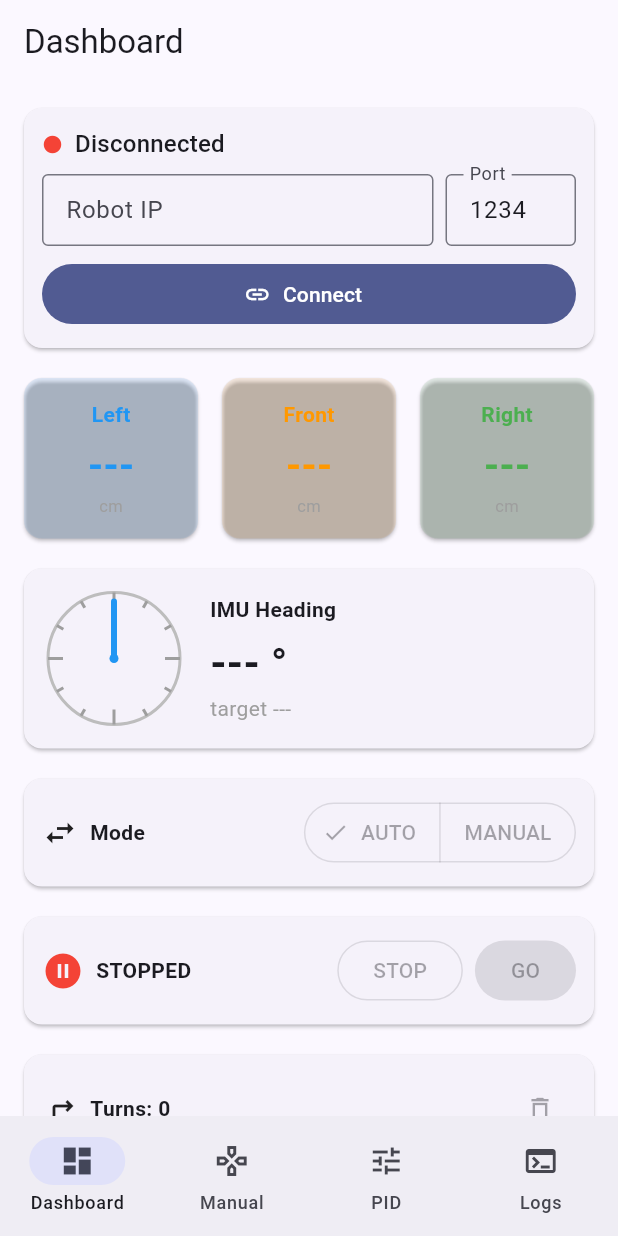
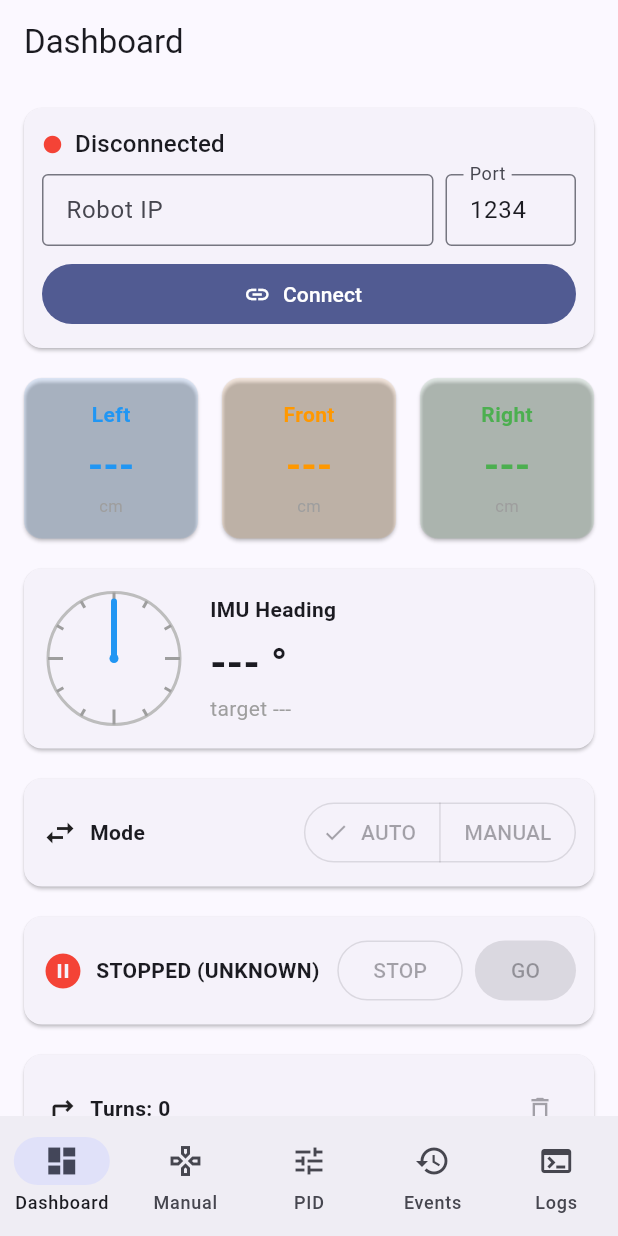
Before and after one commit to youssefnoser/wall-follower, a Flutter app: the screen it shows after launch, on a phone screen of 412 x 824 dp. Run offline on Flutter 3.47's test engine with Material 3 defaults, Android fonts, the phone set to English and light mode, and no system bars; our stand-ins replace shared_preferences.

Commit message:
refactor: improve wall-following derivative stability and unify FSM state transitions with logging and remote reporting

```diff
--- a/app/robot_remote/lib/main.dart
+++ b/app/robot_remote/lib/main.dart
@@ -2,6 +2,7 @@ import 'package:flutter/material.dart';
 import 'package:provider/provider.dart';
 
 import 'screens/dashboard_screen.dart';
+import 'screens/fsm_screen.dart';
 import 'screens/logs_screen.dart';
 import 'screens/manual_screen.dart';
 import 'screens/pid_screen.dart';
@@ -40,11 +41,12 @@ class _Shell extends StatefulWidget {
 class _ShellState extends State<_Shell> {
   int _idx = 0;
 
-  static const _titles = ['Dashboard', 'Manual', 'PID', 'Logs'];
+  static const _titles = ['Dashboard', 'Manual', 'PID', 'Events', 'Logs'];
   static const _pages = [
     DashboardScreen(),
     ManualScreen(),
     PidScreen(),
+    FsmScreen(),
     LogsScreen(),
   ];
 
@@ -70,6 +72,10 @@ class _ShellState extends State<_Shell> {
               selectedIcon: Icon(Icons.tune),
               label: 'PID'),
           NavigationDestination(
+              icon: Icon(Icons.history_outlined),
+              selectedIcon: Icon(Icons.history),
+              label: 'Events'),
+          NavigationDestination(
               icon: Icon(Icons.terminal_outlined),
               selectedIcon: Icon(Icons.terminal),
               label: 'Logs'),
--- a/app/robot_remote/lib/screens/dashboard_screen.dart
+++ b/app/robot_remote/lib/screens/dashboard_screen.dart
@@ -238,16 +238,38 @@ class _DashboardScreenState extends State<DashboardScreen> {
 
   Widget _runCard(RobotState state, int? running) {
     final isRunning = running == 1;
+
+    String stateName = 'UNKNOWN';
+    switch (state.telemetry.state) {
+      case 0: stateName = 'IDLE'; break;
+      case 1: stateName = 'FORWARD'; break;
+      case 2: stateName = 'TURN_LEFT'; break;
+      case 3: stateName = 'TURN_RIGHT'; break;
+      case 4: stateName = 'DEAD_END'; break;
+    }
+
+    final latestEvent = state.fsmEvents.isNotEmpty ? state.fsmEvents.last : null;
+
     return Card(
       child: Padding(
         padding: const EdgeInsets.all(12),
-        child: Row(
+        child: Column(
+          children: [
+            Row(
               children: [
                 Icon(isRunning ? Icons.play_circle : Icons.pause_circle,
                     color: isRunning ? Colors.green : Colors.red, size: 28),
                 const SizedBox(width: 8),
-            Text(isRunning ? 'RUNNING' : 'STOPPED',
-                style: const TextStyle(fontWeight: FontWeight.w600)),
+                Column(
+                  crossAxisAlignment: CrossAxisAlignment.start,
+                  children: [
+                    Text(isRunning ? 'RUNNING ($stateName)' : 'STOPPED ($stateName)',
+                        style: const TextStyle(fontWeight: FontWeight.bold)),
+                    if (latestEvent != null)
+                      Text('Reason: ${latestEvent.reason}',
+                          style: const TextStyle(fontSize: 11, color: Colors.grey)),
+                  ],
+                ),
                 const Spacer(),
                 OutlinedButton(
                   onPressed: state.connected ? () => state.send('STOP') : null,
@@ -257,6 +279,8 @@ class _DashboardScreenState extends State<DashboardScreen> {
                 FilledButton(
                   onPressed: state.connected ? () => state.send('GO') : null,
                   child: const Text('GO'),
+                ),
+              ],
             ),
           ],
         ),
--- a/app/robot_remote/lib/state/robot_state.dart
+++ b/app/robot_remote/lib/state/robot_state.dart
@@ -16,6 +16,14 @@ class LogEntry {
   LogEntry(this.tx, this.text) : ts = DateTime.now();
 }
 
+class FsmEvent {
+  final DateTime ts;
+  final String from;
+  final String to;
+  final String reason;
+  FsmEvent(this.from, this.to, this.reason) : ts = DateTime.now();
+}
+
 class RobotState extends ChangeNotifier {
   static const _kHost = 'host';
   static const _kPort = 'port';
@@ -25,6 +33,7 @@ class RobotState extends ChangeNotifier {
 
   final RobotClient _client = RobotClient();
   final Queue<LogEntry> _log = Queue<LogEntry>();
+  final Queue<FsmEvent> _fsmEvents = Queue<FsmEvent>();
   StreamSubscription<String>? _linesSub;
   Timer? _poll;
   bool _pollInflight = false;
@@ -42,6 +51,7 @@ class RobotState extends ChangeNotifier {
 
   bool get connected => _client.connected.value;
   Iterable<LogEntry> get log => _log;
+  Iterable<FsmEvent> get fsmEvents => _fsmEvents;
 
   Future<void> _loadPrefs() async {
     final p = await SharedPreferences.getInstance();
@@ -97,6 +107,7 @@ class RobotState extends ChangeNotifier {
 
   void clearLog() {
     _log.clear();
+    _fsmEvents.clear();
     notifyListeners();
   }
 
@@ -110,6 +121,17 @@ class RobotState extends ChangeNotifier {
 
   void _onLine(String line) {
     _append(LogEntry(false, line));
+
+    if (line.startsWith('EVENT FSM=')) {
+      final reg = RegExp(r'EVENT FSM=(\w+)->(\w+) REASON=(.+)');
+      final match = reg.firstMatch(line);
+      if (match != null) {
+        final ev = FsmEvent(match.group(1)!, match.group(2)!, match.group(3)!);
+        _fsmEvents.addLast(ev);
+        if (_fsmEvents.length > 100) _fsmEvents.removeFirst();
+      }
+    }
+
     telemetry = telemetry.merge(Telemetry.parse(line));
     notifyListeners();
   }
```
Also changed, not shown: app/robot_remote/lib/screens/fsm_screen.dart (added, +148 -0 lines), 1 other file. Lines whose indentation alone changed are shown as unchanged.
